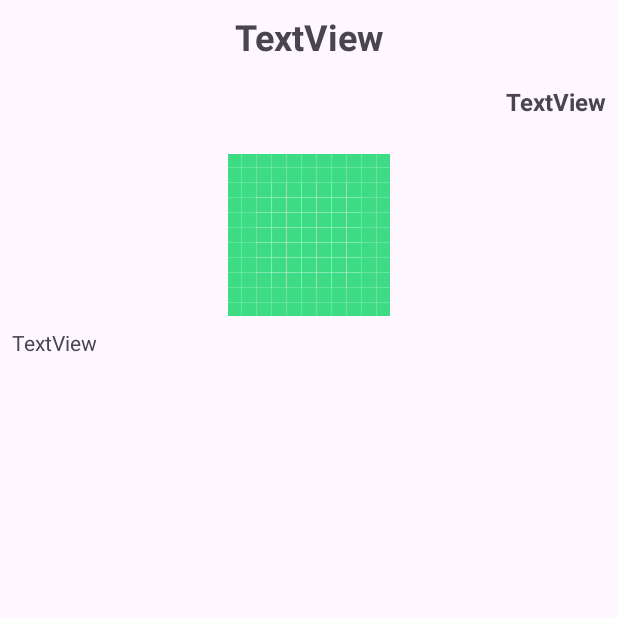
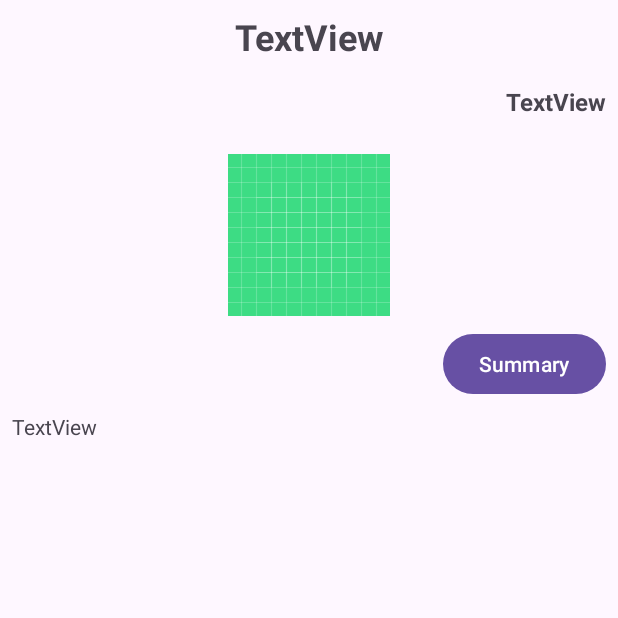
Before and after one commit to YooKyuHwan/MAP_Project, an Android app: the ArticleDetailActivity screen opened directly, with no data from a screen before it, on a phone screen of 412 x 824 dp, the top half of it. Run offline under Robolectric (Android 15) with nearby library versions, the phone set to English and light mode, and no system bars; pictures from the network do not load; 7 statements that could not run were skipped.

Commit message:
Connect Naver-ClovaSummary API

```diff
--- a/app/src/main/res/layout/activity_article_detail.xml
+++ b/app/src/main/res/layout/activity_article_detail.xml
@@ -73,8 +73,7 @@
         app:layout_constraintEnd_toEndOf="parent"
         app:layout_constraintHorizontal_bias="1.0"
         app:layout_constraintStart_toStartOf="parent"
-        app:layout_constraintTop_toBottomOf="@+id/ivImageDetail"
-        app:layout_constraintVertical_bias="0.0">
+        app:layout_constraintTop_toBottomOf="@+id/btnSummary">
 
         <LinearLayout
             android:layout_width="match_parent"
@@ -91,9 +90,19 @@
                 android:id="@+id/tvSummary"
                 android:layout_width="match_parent"
                 android:layout_height="wrap_content"
-                android:visibility="gone"
-                android:text="TextView" />
+                android:text="TextView"
+                android:visibility="gone" />
         </LinearLayout>
     </ScrollView>
 
+    <Button
+        android:id="@+id/btnSummary"
+        android:layout_width="wrap_content"
+        android:layout_height="0dp"
+        android:layout_marginTop="8dp"
+        android:layout_marginEnd="8dp"
+        android:text="Summary"
+        app:layout_constraintEnd_toEndOf="parent"
+        app:layout_constraintTop_toBottomOf="@+id/ivImageDetail" />
+
 </androidx.constraintlayout.widget.ConstraintLayout>
```
Also changed, not shown: app/src/main/java/edu/skku/cs/myapplication/ArticleDetailActivity.kt (+42 -1 lines), app/src/main/java/edu/skku/cs/myapplication/ClovaSummaryApiClient.kt (added, +47 -0 lines).
